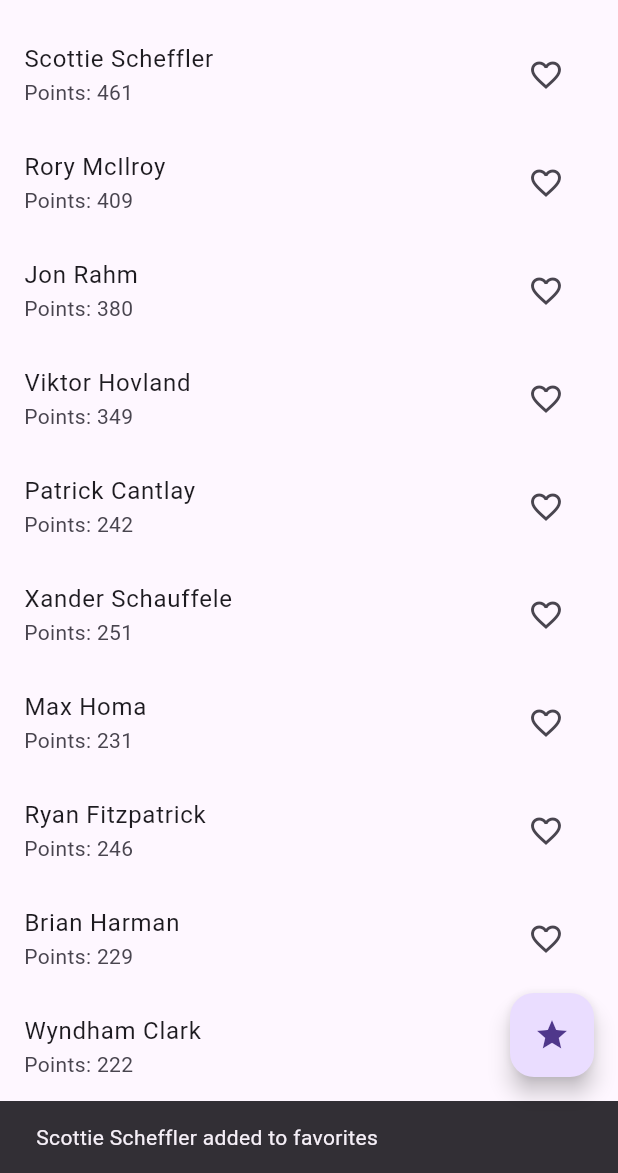
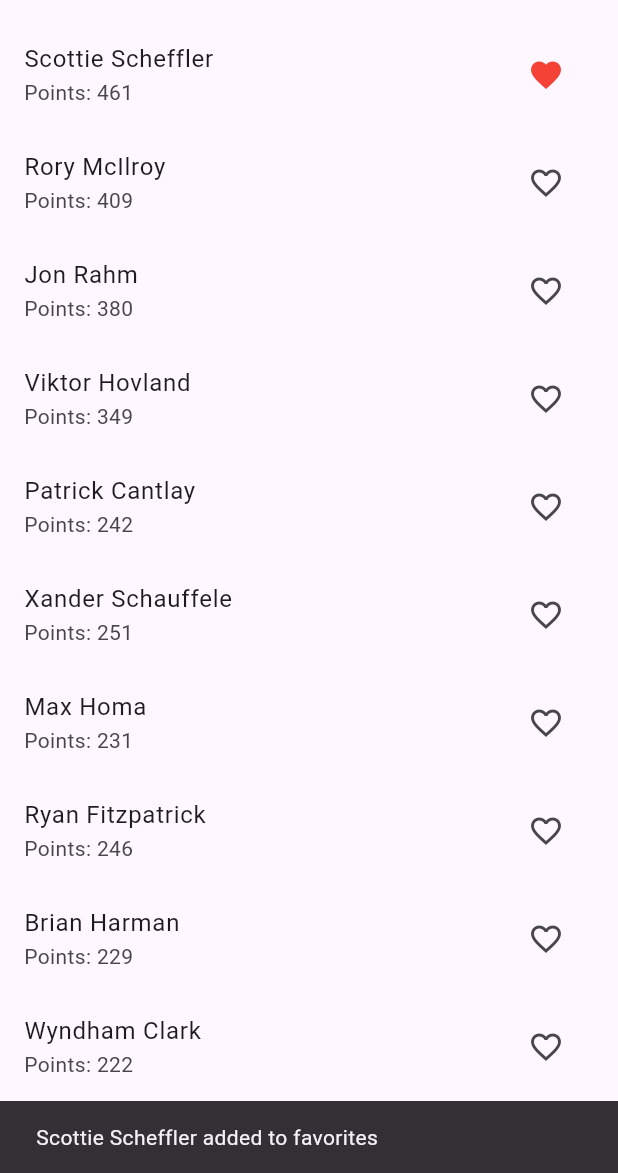
Before and after one commit to beeecer/PGA_Tour_Project, a Flutter app: the screen it shows after launch, after a tap on the "favorite outline" icon, on a phone screen of 412 x 824 dp, the part 63-1236 px from its top. Run offline on Flutter 3.47's test engine with Material 3 defaults, Android fonts, the light colour scheme and no system bars; our stand-ins replace hive, hive_flutter; accounts and stored records are empty.

Commit message:
Working with coloring hearts, need favorites button

```diff
--- a/lib/info_screen.dart
+++ b/lib/info_screen.dart
@@ -3,17 +3,36 @@ import 'package:hive/hive.dart';
 import 'package:pga_tour/models/golfer.dart';
 import 'favorited_golfers_screen.dart'; // Import the screen to display favorited golfers
 
-class InfoScreen extends StatelessWidget {
+class InfoScreen extends StatefulWidget {
+  @override
+  _InfoScreenState createState() => _InfoScreenState();
+}
+
+class _InfoScreenState extends State<InfoScreen> {
+  late Box<Golfer> golferBox;
+
+  @override
+  void initState() {
+    super.initState();
+    openBox();
+  }
+
+  Future<void> openBox() async {
+    golferBox = await Hive.openBox<Golfer>('golfers');
+    setState(() {});
+  }
+
   @override
   Widget build(BuildContext context) {
-    final golferBox = Hive.box<Golfer>('golfers');
-
     return Scaffold(
       appBar: AppBar(title: Text('PGA Tour Top 10 Golfers')),
-      body: FutureBuilder(
-        future: Hive.openBox<Golfer>('golfers'),
-        builder: (context, snapshot) {
-          if (snapshot.connectionState == ConnectionState.done) {
+      body: golferBox == null
+          ? Center(child: CircularProgressIndicator())
+          : buildGolfersList(),
+    );
+  }
+
+  Widget buildGolfersList() {
     final golfers = [
       Golfer('Scottie Scheffler', 461),
       Golfer('Rory McIlroy', 409),
@@ -43,18 +62,22 @@ class InfoScreen extends StatelessWidget {
           title: Text(golfer.name),
           subtitle: Text('Points: ${golfer.points}'),
           trailing: IconButton(
-                    icon: golfer.isFavorite
-                        ? Icon(Icons.favorite)
-                        : Icon(Icons.favorite_border),
+            icon: Icon(
+              golfer.isFavorite ? Icons.favorite : Icons.favorite_border,
+              color: golfer.isFavorite ? Colors.red : null, // Set the color conditionally
+            ),
             onPressed: () {
+              setState(() {
                 golfer.isFavorite = !golfer.isFavorite;
                 golferBox.put(golfer.name, golfer);
                 ScaffoldMessenger.of(context).showSnackBar(
                   SnackBar(
                     content: Text(
-                              '${golfer.name} ${golfer.isFavorite ? 'added to' : 'removed from'} favorites'),
+                      '${golfer.name} ${golfer.isFavorite ? 'added to' : 'removed from'} favorites',
+                    ),
                   ),
                 );
+              });
             },
           ),
           onTap: () {
@@ -65,20 +88,5 @@ class InfoScreen extends StatelessWidget {
         );
       },
     );
-          } else {
-            return Center(child: CircularProgressIndicator());
-          }
-        },
-      ),
-      floatingActionButton: FloatingActionButton(
-        onPressed: () {
-          Navigator.push(
-            context,
-            MaterialPageRoute(builder: (context) => FavoritedGolfersScreen()),
-          );
-        },
-        child: Icon(Icons.star),
-      ),
-    );
   }
 }
```
Lines whose indentation alone changed are shown as unchanged.
